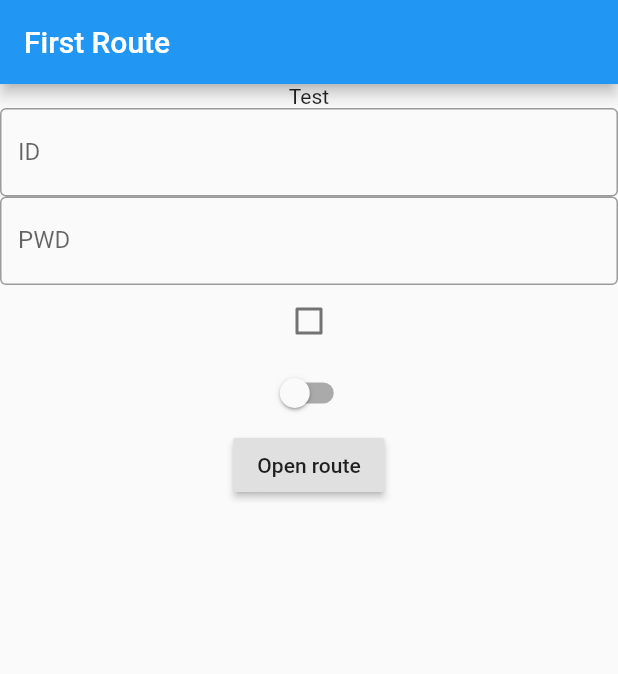
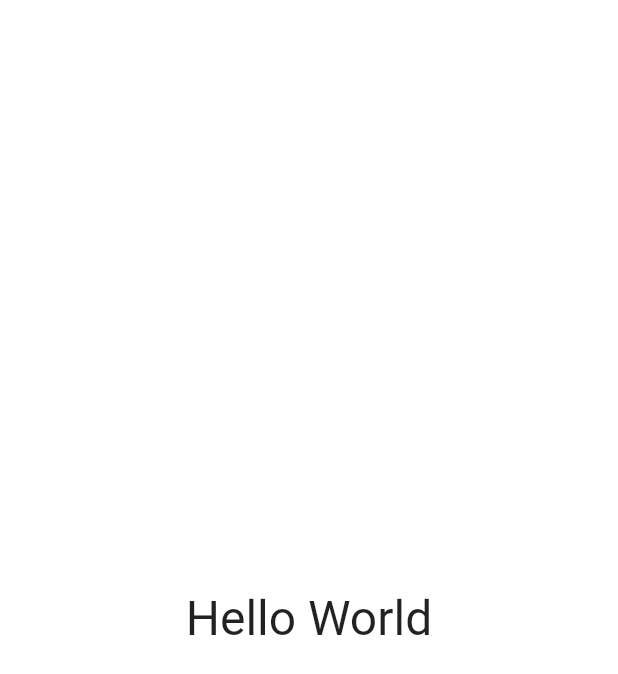
Before and after one commit to hwJames/Study-Flutter, a Flutter app: the screen it shows after launch, on a phone screen of 412 x 824 dp. Shown: the top 674 px of the screen. Run offline on Flutter 3.47's test engine with Material 2 defaults, Android fonts, the phone set to English and light mode, and no system bars.

Commit message:
Hello World

```diff
--- a/lib/main.dart
+++ b/lib/main.dart
@@ -1,74 +1,22 @@
 import 'package:flutter/material.dart';
 
 void main() {
-  runApp(MaterialApp(
-    title: 'Navigation Basics',
-    home: FistApp(),
-  ));
+  runApp(MyApp());
 }
 
-class FistApp extends StatefulWidget {
-  FirstRoute createState() => new FirstRoute();
-}
-
-class FirstRoute extends State<FistApp> {
-  bool _cb = false;
-  bool _sw = false;
-  void _cbChanged(bool value) => setState(() => _cb = value);
-  void _swChanged(bool value) => setState(() => _sw = value);
-
+class MyApp extends StatelessWidget {
   @override
   Widget build(BuildContext context) {
-    return Scaffold(
-      appBar: AppBar(
-        title: Text('First Route'),
-      ),
-      body: Column(
-        children: [
-          Text('Test'),
-          TextField(
-            obscureText: true,
-            decoration:
-                InputDecoration(border: OutlineInputBorder(), labelText: 'ID'),
+    return Container(
+      decoration: BoxDecoration(color: Colors.white),
+      child: Center(
+        child: Text(
+          'Hello World',
+          textDirection: TextDirection.ltr,
+          style: TextStyle(
+            fontSize: 32,
+            color: Colors.black87,
           ),
-          TextField(
-            obscureText: true,
-            decoration:
-                InputDecoration(border: OutlineInputBorder(), labelText: 'PWD'),
-          ),
-          Checkbox(
-            value: _cb,
-            onChanged: _cbChanged,
-          ),
-          Switch(value: _sw, onChanged: _swChanged),
-          RaisedButton(
-            child: Text('Open route'),
-            onPressed: () {
-              Navigator.push(
-                context,
-                MaterialPageRoute(builder: (context) => SecondRoute()),
-              );
-            },
-          ),
-        ],
-      ),
-    );
-  }
-}
-
-class SecondRoute extends StatelessWidget {
-  @override
-  Widget build(BuildContext context) {
-    return Scaffold(
-      appBar: AppBar(
-        title: Text("Second Route"),
-      ),
-      body: Center(
-        child: RaisedButton(
-          onPressed: () {
-            Navigator.pop(context);
-          },
-          child: Text('Go back!'),
         ),
       ),
     );
```
Also changed, not shown: pubspec.lock, 1 other file.
